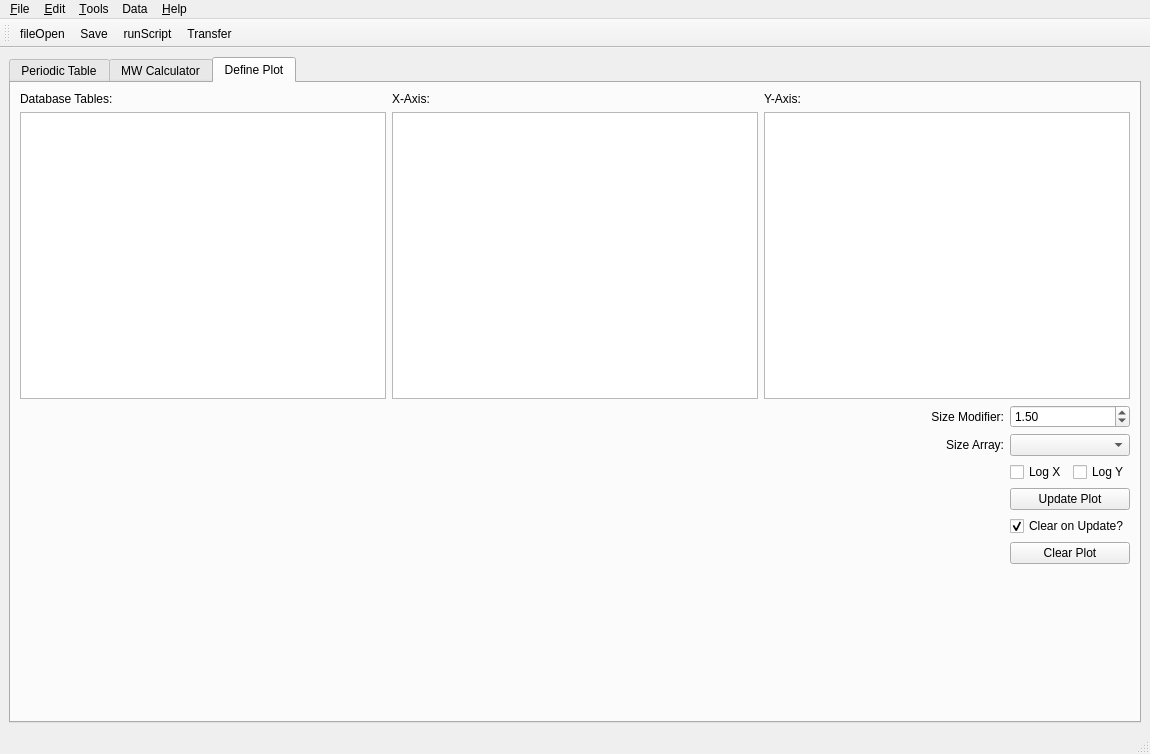
Before: the Qt Designer form pysotope/main.ui in mfitzp/toolz, drawn with Qt 5.
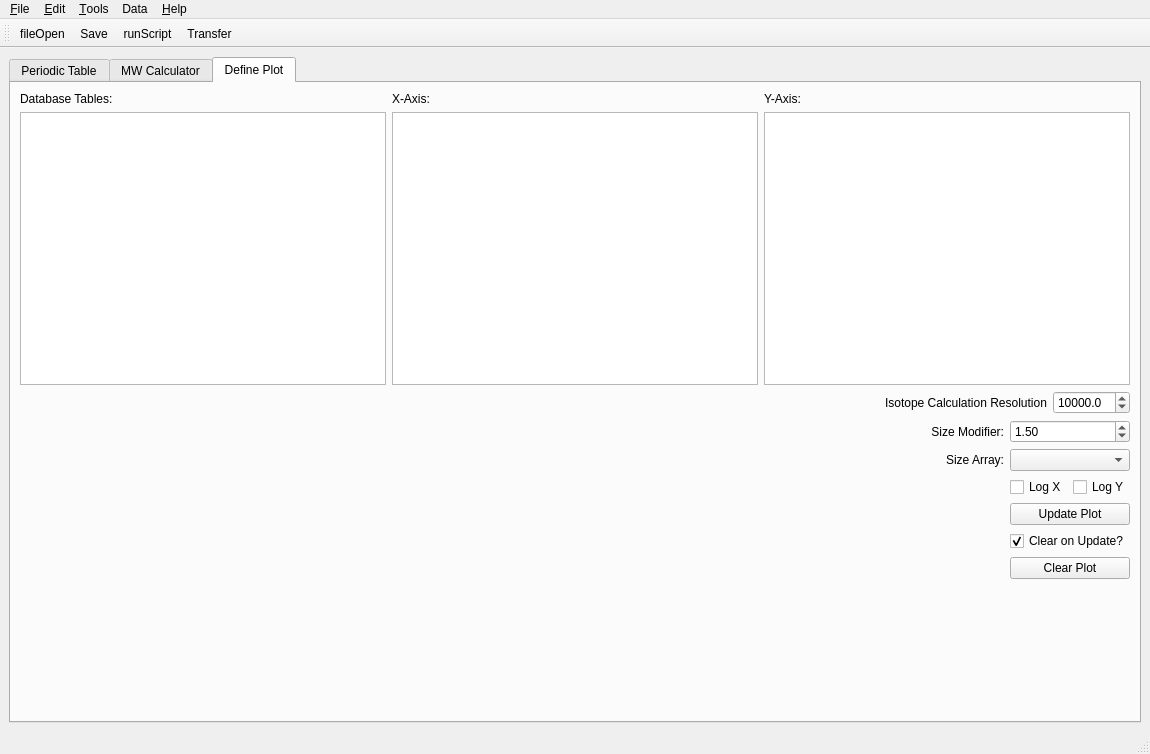
After: the same form once the commit is applied. The open tabs and pages were chosen to show the change. Icons and pictures are not drawn. Custom widgets are drawn as their Qt base class.

```diff
--- a/pysotope/main.ui
+++ b/pysotope/main.ui
@@ -180,9 +180,9 @@
          <attribute name="title" >
           <string>Define Plot</string>
          </attribute>
-         <layout class="QGridLayout" name="gridLayout" >
-          <item row="0" column="0" >
-           <layout class="QHBoxLayout" name="horizontalLayout_3" >
+         <layout class="QGridLayout" name="gridLayout">
+          <item row="0" column="0" colspan="2">
+           <layout class="QHBoxLayout" name="horizontalLayout_3">
             <item>
              <layout class="QVBoxLayout" name="verticalLayout_4" >
               <item>
@@ -227,120 +227,146 @@
             </item>
            </layout>
           </item>
-          <item row="1" column="0" >
-           <layout class="QHBoxLayout" name="horizontalLayout" >
+          <item row="1" column="1">
+           <layout class="QHBoxLayout" name="horizontalLayout">
             <item>
-             <spacer name="horizontalSpacer" >
-              <property name="orientation" >
-               <enum>Qt::Horizontal</enum>
+             <widget class="QLabel" name="label_3">
+              <property name="text">
+               <string>Isotope Calculation Resolution</string>
               </property>
-              <property name="sizeHint" stdset="0" >
+             </widget>
+            </item>
+            <item>
+             <widget class="QDoubleSpinBox" name="isoResCalc_SB">
+              <property name="decimals">
+               <number>1</number>
+              </property>
+              <property name="minimum">
+               <double>10.000000000000000</double>
+              </property>
+              <property name="maximum">
+               <double>10000000.000000000000000</double>
+              </property>
+              <property name="singleStep">
+               <double>500.000000000000000</double>
+              </property>
+              <property name="value">
+               <double>10000.000000000000000</double>
+              </property>
+             </widget>
+            </item>
+           </layout>
+          </item>
+          <item row="2" column="0">
+           <spacer name="horizontalSpacer">
+            <property name="orientation">
+             <enum>Qt::Horizontal</enum>
+            </property>
+            <property name="sizeHint" stdset="0">
+             <size>
+              <width>856</width>
+              <height>20</height>
+             </size>
+            </property>
+           </spacer>
+          </item>
+          <item row="2" column="1">
+           <layout class="QVBoxLayout" name="verticalLayout">
+            <item>
+             <layout class="QGridLayout">
+              <item row="0" column="1">
+               <widget class="QDoubleSpinBox" name="sizeModSpinBox">
+                <property name="minimum">
+                 <double>0.000000000000000</double>
+                </property>
+                <property name="singleStep">
+                 <double>0.500000000000000</double>
+                </property>
+                <property name="value">
+                 <double>1.500000000000000</double>
+                </property>
+               </widget>
+              </item>
+              <item row="1" column="1">
+               <widget class="QComboBox" name="sizeArrayComboB"/>
+              </item>
+              <item row="3" column="1">
+               <widget class="QPushButton" name="updatePlotBtn">
+                <property name="text">
+                 <string>Update Plot</string>
+                </property>
+               </widget>
+              </item>
+              <item row="5" column="1">
+               <widget class="QPushButton" name="clearPlotBtn">
+                <property name="text">
+                 <string>Clear Plot</string>
+                </property>
+               </widget>
+              </item>
+              <item row="0" column="0">
+               <widget class="QLabel" name="label_8">
+                <property name="text">
+                 <string>Size Modifier:</string>
+                </property>
+                <property name="alignment">
+                 <set>Qt::AlignRight|Qt::AlignTrailing|Qt::AlignVCenter</set>
+                </property>
+               </widget>
+              </item>
+              <item row="1" column="0">
+               <widget class="QLabel" name="label_9">
+                <property name="text">
+                 <string>Size Array:</string>
+                </property>
+                <property name="alignment">
+                 <set>Qt::AlignRight|Qt::AlignTrailing|Qt::AlignVCenter</set>
+                </property>
+               </widget>
+              </item>
+              <item row="4" column="1">
+               <widget class="QCheckBox" name="clearPlotCB">
+                <property name="text">
+                 <string>Clear on Update?</string>
+                </property>
+                <property name="checked">
+                 <bool>true</bool>
+                </property>
+               </widget>
+              </item>
+              <item row="2" column="1">
+               <layout class="QHBoxLayout">
+                <item>
+                 <widget class="QCheckBox" name="cb_logx">
+                  <property name="text">
+                   <string>Log X</string>
+                  </property>
+                 </widget>
+                </item>
+                <item>
+                 <widget class="QCheckBox" name="cb_logy">
+                  <property name="text">
+                   <string>Log Y</string>
+                  </property>
+                 </widget>
+                </item>
+               </layout>
+              </item>
+             </layout>
+            </item>
+            <item>
+             <spacer name="verticalSpacer">
+              <property name="orientation">
+               <enum>Qt::Vertical</enum>
+              </property>
+              <property name="sizeHint" stdset="0">
                <size>
-                <width>40</width>
-                <height>20</height>
+                <width>20</width>
+                <height>40</height>
                </size>
               </property>
              </spacer>
             </item>
-            <item>
-             <layout class="QVBoxLayout" name="verticalLayout" >
-              <item>
-               <layout class="QGridLayout" >
-                <item row="0" column="1" >
-                 <widget class="QDoubleSpinBox" name="sizeModSpinBox" >
-                  <property name="minimum" >
-                   <double>0.000000000000000</double>
-                  </property>
-                  <property name="singleStep" >
-                   <double>0.500000000000000</double>
-                  </property>
-                  <property name="value" >
-                   <double>1.500000000000000</double>
-                  </property>
-                 </widget>
-                </item>
-                <item row="1" column="1" >
-                 <widget class="QComboBox" name="sizeArrayComboB" />
-                </item>
-                <item row="3" column="1" >
-                 <widget class="QPushButton" name="updatePlotBtn" >
-                  <property name="text" >
-                   <string>Update Plot</string>
-                  </property>
-                 </widget>
-                </item>
-                <item row="5" column="1" >
-                 <widget class="QPushButton" name="clearPlotBtn" >
-                  <property name="text" >
-                   <string>Clear Plot</string>
-                  </property>
-                 </widget>
-                </item>
-                <item row="0" column="0" >
-                 <widget class="QLabel" name="label_8" >
-                  <property name="text" >
-                   <string>Size Modifier:</string>
-                  </property>
-                  <property name="alignment" >
-                   <set>Qt::AlignRight|Qt::AlignTrailing|Qt::AlignVCenter</set>
-                  </property>
-                 </widget>
-                </item>
-                <item row="1" column="0" >
-                 <widget class="QLabel" name="label_9" >
-                  <property name="text" >
-                   <string>Size Array:</string>
-                  </property>
-                  <property name="alignment" >
-                   <set>Qt::AlignRight|Qt::AlignTrailing|Qt::AlignVCenter</set>
-                  </property>
-                 </widget>
-                </item>
-                <item row="4" column="1" >
-                 <widget class="QCheckBox" name="clearPlotCB" >
-                  <property name="text" >
-                   <string>Clear on Update?</string>
-                  </property>
-                  <property name="checked" >
-                   <bool>true</bool>
-                  </property>
-                 </widget>
-                </item>
-                <item row="2" column="1" >
-                 <layout class="QHBoxLayout" >
-                  <item>
-                   <widget class="QCheckBox" name="cb_logx" >
-                    <property name="text" >
-                     <string>Log X</string>
-                    </property>
-                   </widget>
-                  </item>
-                  <item>
-                   <widget class="QCheckBox" name="cb_logy" >
-                    <property name="text" >
-                     <string>Log Y</string>
-                    </property>
-                   </widget>
-                  </item>
-                 </layout>
-                </item>
-               </layout>
-              </item>
-              <item>
-               <spacer name="verticalSpacer" >
-                <property name="orientation" >
-                 <enum>Qt::Vertical</enum>
-                </property>
-                <property name="sizeHint" stdset="0" >
-                 <size>
-                  <width>20</width>
-                  <height>40</height>
-                 </size>
-                </property>
-               </spacer>
-              </item>
-             </layout>
-            </item>
            </layout>
           </item>
          </layout>
```
Left out of the diff: 485 changed lines with no effect on the pictures.
